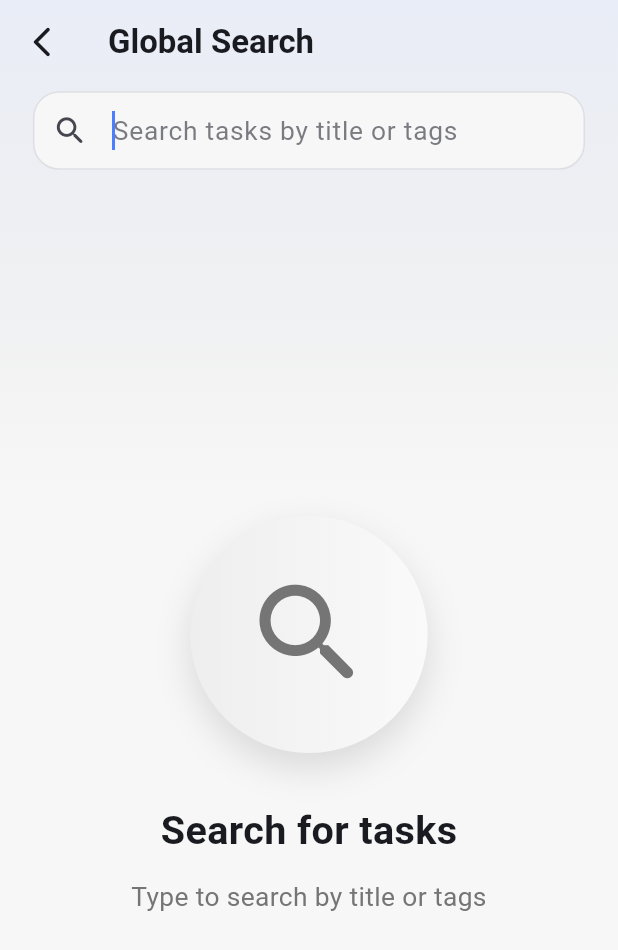
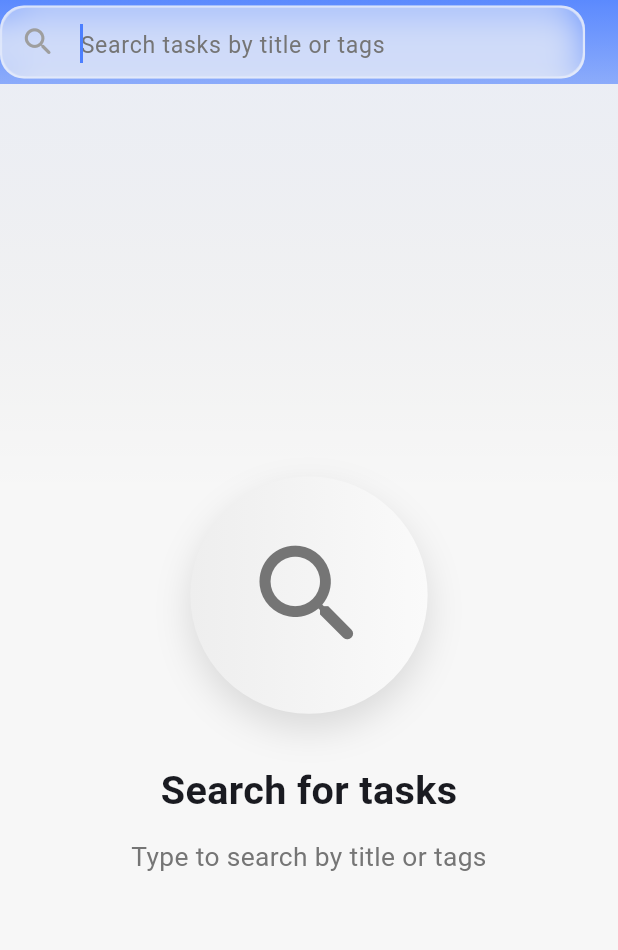
Before and after one commit to uche-hub/task-management-app, a Flutter app: the SearchScreen screen opened by its route, on a phone screen of 412 x 824 dp. Shown: the top 950 px of the screen. Run offline on Flutter 3.47's test engine with Material 3 defaults, Android fonts, the phone set to English and light mode, and no system bars; our stand-ins replace flutter_riverpod, fluttericon, go_router, shimmer, sqflite; accounts and stored records are empty.

Commit message:
Cleaned up search screen

```diff
--- a/lib/features/presentation/screens/search_screen.dart
+++ b/lib/features/presentation/screens/search_screen.dart
@@ -1,14 +1,12 @@
-// lib/features/presentation/screens/search_screen.dart
-
 import 'package:flutter/material.dart';
 import 'package:task_management_app/features/presentation/provider/tasks_notifier.dart';
-import 'package:task_management_app/features/presentation/widgets/search%20widgets/search_no_results.dart';
+import 'package:task_management_app/features/presentation/widgets/search%20widgets/search_app_bar.dart';
+import 'package:task_management_app/features/presentation/widgets/search%20widgets/search_result_list.dart';
 import '../../../task_core.dart';
 import '../widgets/search widgets/search_empty.dart';
 import '../widgets/search widgets/search_error.dart';
 import '../widgets/search widgets/search_loading.dart';
-import '../widgets/search widgets/search_result_header.dart';
-import '../widgets/search widgets/search_result_item.dart';
+import '../widgets/search widgets/search_no_results.dart';
 
 class SearchScreen extends ConsumerStatefulWidget {
   const SearchScreen({super.key});
@@ -23,7 +21,6 @@ class _SearchScreenState extends ConsumerState<SearchScreen> {
   @override
   void initState() {
     super.initState();
-    // Initialize controller with current query from provider
     final query = ref.read(searchQueryProvider);
     _searchController.text = query;
     _searchController.addListener(_onSearchChanged);
@@ -37,7 +34,6 @@ class _SearchScreenState extends ConsumerState<SearchScreen> {
   }
 
   void _onSearchChanged() {
-    // Update the provider instantly on change
     ref.read(searchQueryProvider.notifier).state = _searchController.text;
   }
 
@@ -49,17 +45,15 @@ class _SearchScreenState extends ConsumerState<SearchScreen> {
 
     return Scaffold(
       extendBodyBehindAppBar: true,
-      appBar: _buildAppBar(cs, query.isNotEmpty), // Custom AppBar for iOS-style header
+      appBar: SearchAppBar(),
       body: Container(
         decoration: _backgroundGradient(cs),
         child: Column(
           children: [
-            SizedBox(height: MediaQuery.of(context).padding.top + ResponsiveSize.height(60)), // Space for AppBar
-
-            // Search Input Field (Moved from AppBar to body area for simpler control)
-            Padding(
-              padding: EdgeInsets.symmetric(horizontal: ResponsiveSize.width(20)),
-              child: _buildSearchInputField(cs, query),
+            SizedBox(
+              height:
+                  MediaQuery.of(context).padding.top +
+                  ResponsiveSize.height(60),
             ),
 
             SizedBox(height: ResponsiveSize.height(16)),
@@ -72,32 +66,11 @@ class _SearchScreenState extends ConsumerState<SearchScreen> {
                   if (query.isEmpty) return const SearchEmpty();
                   if (tasks.isEmpty) return const SearchNoResults();
 
-                  return Column(
-                    crossAxisAlignment: CrossAxisAlignment.start,
-                    children: [
-                      SearchResultHeader(count: tasks.length),
-                      Expanded(
-                        child: ListView.separated(
-                          padding: EdgeInsets.fromLTRB(
-                            ResponsiveSize.width(20),
-                            ResponsiveSize.height(12),
-                            ResponsiveSize.width(20),
-                            ResponsiveSize.height(100),
-                          ),
-                          separatorBuilder: (_, __) => SizedBox(height: ResponsiveSize.height(14)),
-                          itemCount: tasks.length,
-                          itemBuilder: (_, i) {
-                            final task = tasks[i];
-                            return SearchResultItem(
-                              task: task,
-                              onTap: () => _editTask(task),
-                              onToggle: () => _toggleTask(task),
-                              onDelete: () => _showDelete(task),
-                            );
-                          },
-                        ),
-                      ),
-                    ],
+                  return SearchResultList(
+                    tasks: tasks,
+                    onTap: _editTask,
+                    onToggle: _toggleTask,
+                    onDelete: _showDelete,
                   );
                 },
               ),
@@ -108,81 +81,14 @@ class _SearchScreenState extends ConsumerState<SearchScreen> {
     );
   }
 
-  // --- AppBar adapted for clean look ---
-  AppBar _buildAppBar(ColorScheme cs, bool hasQuery) {
-    return AppBar(
-      backgroundColor: Colors.transparent,
-      elevation: 0,
-      title: Text(
-        'Global Search',
-        style: TextStyle(
-          fontWeight: FontWeight.w600,
-          fontSize: ResponsiveSize.fontSize(20),
-          color: cs.onSurface,
-        ),
-      ),
-      centerTitle: false,
-      leading: IconButton(
-        icon: Icon(Icons.arrow_back_ios_new_rounded, color: cs.onSurface),
-        onPressed: () => AppRouter.router.pop(),
-      ),
-    );
-  }
-
-  // --- New Search Input Field Widget ---
-  Widget _buildSearchInputField(ColorScheme cs, String query) {
-    return Container(
-      decoration: BoxDecoration(
-        color: cs.surface,
-        borderRadius: BorderRadius.circular(ResponsiveSize.radius(16)),
-        border: Border.all(color: cs.outlineVariant.withValues(alpha: 0.5)),
-      ),
-      child: TextField(
-        controller: _searchController,
-        autofocus: true,
-        style: TextStyle(fontSize: ResponsiveSize.fontSize(16)),
-        decoration: InputDecoration(
-          hintText: 'Search tasks by title or tags',
-          hintStyle: TextStyle(
-            color: cs.onSurfaceVariant.withValues(alpha: 0.7),
-            fontSize: ResponsiveSize.fontSize(16),
-          ),
-          border: InputBorder.none,
-          prefixIcon: Icon(
-            Icons.search_rounded,
-            size: ResponsiveSize.icon(22),
-            color: cs.onSurfaceVariant,
-          ),
-          suffixIcon: query.isNotEmpty
-              ? IconButton(
-                  icon: Icon(Icons.clear_rounded, color: cs.onSurfaceVariant),
-                  onPressed: () {
-                    _searchController.clear();
-                    _onSearchChanged();
-                  },
-                )
-              : null,
-          contentPadding: EdgeInsets.symmetric(
-            vertical: ResponsiveSize.height(12),
-          ),
-        ),
-      ),
-    );
-  }
-
-  BoxDecoration _backgroundGradient(ColorScheme cs) {
-    return BoxDecoration(
+  BoxDecoration _backgroundGradient(ColorScheme cs) => BoxDecoration(
     gradient: LinearGradient(
       begin: Alignment.topCenter,
       end: Alignment.bottomCenter,
-        colors: [
-          cs.primary.withValues(alpha: 0.08),
-          Colors.transparent,
-        ],
+      colors: [cs.primary.withValues(alpha: 0.08), Colors.transparent],
       stops: const [0.0, 0.4],
     ),
   );
-  }
 
   void _editTask(Task task) async {
     final updated = await Navigator.push(
@@ -191,13 +97,11 @@ class _SearchScreenState extends ConsumerState<SearchScreen> {
         builder: (_) => TaskEditorScreen(listId: task.listId, task: task),
       ),
     );
-    // Invalidate results if edited
     if (updated == true) ref.invalidate(searchResultsProvider);
   }
 
   void _toggleTask(Task task) {
     ref.read(tasksProvider(task.listId).notifier).toggleComplete(task);
-    // Also invalidate search results to reflect the status change
     ref.invalidate(searchResultsProvider);
   }
 
@@ -208,20 +112,29 @@ class _SearchScreenState extends ConsumerState<SearchScreen> {
         shape: RoundedRectangleBorder(borderRadius: BorderRadius.circular(24)),
         title: Row(
           children: [
-            Icon(Icons.warning_amber_rounded, color: Colors.red[600], size: ResponsiveSize.icon(28)),
+            Icon(
+              Icons.warning_amber_rounded,
+              color: Colors.red[600],
+              size: ResponsiveSize.icon(28),
+            ),
             SizedBox(width: ResponsiveSize.width(12)),
-            const Text('Delete Task?', style: TextStyle(fontWeight: FontWeight.bold)),
+            const Text(
+              'Delete Task?',
+              style: TextStyle(fontWeight: FontWeight.bold),
+            ),
           ],
         ),
         content: Text('Delete "${task.title}"?\nThis cannot be undone.'),
         actions: [
-          TextButton(onPressed: () => Navigator.pop(context), child: const Text('Cancel')),
+          TextButton(
+            onPressed: () => Navigator.pop(context),
+            child: const Text('Cancel'),
+          ),
           FilledButton(
             style: FilledButton.styleFrom(backgroundColor: Colors.red),
             onPressed: () {
               ref.read(tasksProvider(task.listId).notifier).removeTask(task.id);
               Navigator.pop(context);
-              // Invalidate search results and the list that contained the task
               ref.invalidate(searchResultsProvider);
               ref.invalidate(listsProvider);
             },
```
Also changed, not shown: lib/features/presentation/widgets/search widgets/search_result_list.dart (added, +50 -0 lines). Lines whose indentation alone changed are shown as unchanged.
